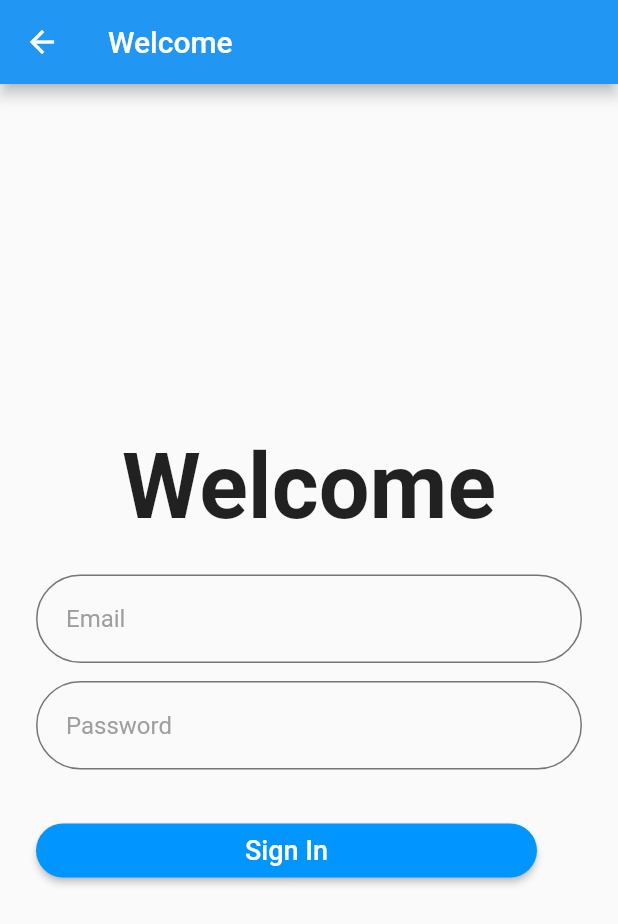
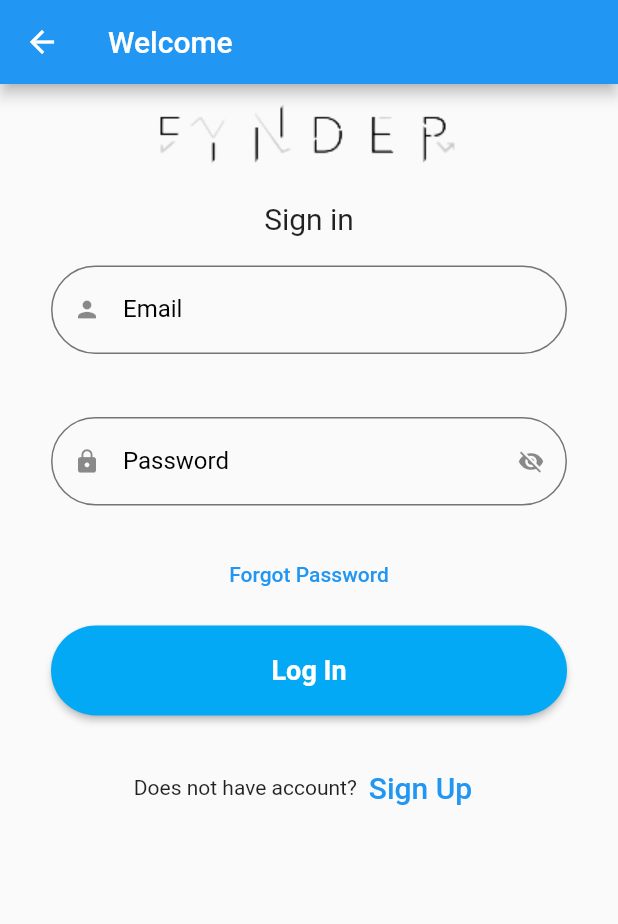
Before and after one commit to Hala-Kaisi/Fynder, a Flutter app: the screen it shows after launch, after a tap on "Login", on a phone screen of 412 x 824 dp. Shown: the top 924 px of the screen. Run offline on Flutter 3.47's test engine with Material 2 defaults, Android fonts, the phone set to English and light mode, and no system bars; our stand-ins replace cloud_firestore, firebase_auth, firebase_core, firebase_storage, image_picker; accounts and stored records are empty.

Commit message:
made some design changes

```diff
--- a/lib/screens/home_page.dart
+++ b/lib/screens/home_page.dart
@@ -35,8 +35,6 @@ class HomePage extends StatelessWidget {
               child: Container(
                 width: double.infinity,
                 height: MediaQuery.of(context).size.height,
-                padding:
-                    const EdgeInsets.symmetric(horizontal: 30, vertical: 50),
                 child: Column(
                   // even space distribution
                   mainAxisAlignment: MainAxisAlignment.spaceBetween,
@@ -56,9 +54,8 @@ class HomePage extends StatelessWidget {
                         ),
                         Text(
                           "To Fynder ",
-                          textAlign: TextAlign.center,
                           style: TextStyle(
-                            color: Colors.grey[700],
+                            fontWeight: FontWeight.w600,
                             fontSize: 20,
                           ),
                         )
@@ -73,25 +70,21 @@ class HomePage extends StatelessWidget {
                     Column(
                       children: <Widget>[
                         // the login button
-                        MaterialButton(
-                          color: Color(0Xff0095FF),
-                          minWidth: double.infinity,
-                          height: 60,
+                        ElevatedButton(
+                          style: ButtonStyle(
+                            side: MaterialStateProperty.all<BorderSide>(
+                            BorderSide(color: Colors.black12),
+                            ),
+                            backgroundColor:
+                              MaterialStateProperty.all<Color>(Colors.white)),
                           onPressed: () {
                             Navigator.push(context,
-                                MaterialPageRoute(builder: (_) => LogIn()));
+                              MaterialPageRoute(builder: (_) => LogIn()));
                           },
-                          // defining the shape
-                          shape: RoundedRectangleBorder(
-                              // side: const BorderSide(color: Colors.black),
-                              borderRadius: BorderRadius.circular(50)),
                           child: const Text(
                             "Login",
-                            style: TextStyle(
-                                color: Colors.white,
-                                fontWeight: FontWeight.w600,
-                                fontSize: 18),
-                          ),
+                            style: TextStyle(color: Colors.black),
+                            ),
                         ),
                         // creating the signup button
                         const SizedBox(height: 20),
@@ -106,6 +99,7 @@ class HomePage extends StatelessWidget {
                             "Sign up",
                           ),
                         ),
+                        const SizedBox(height: 20),
                       ],
                     )
                   ],
--- a/lib/screens/log_in.dart
+++ b/lib/screens/log_in.dart
@@ -16,13 +16,14 @@ class LogIn extends StatefulWidget {
 class _LogInState extends State<LogIn> {
   final _formKey = GlobalKey<FormState>();
 
+  TextEditingController emailController = TextEditingController();
+  TextEditingController passwordController = TextEditingController();
+
   final _focusEmail = FocusNode();
   final _focusPassword = FocusNode();
 
   bool _isProcessing = false;
-
-  TextEditingController emailController = TextEditingController();
-  TextEditingController passwordController = TextEditingController();
+  bool hidePassword = true;
 
   @override
   Widget build(BuildContext context) {
@@ -35,65 +36,78 @@ class _LogInState extends State<LogIn> {
         appBar: AppBar(title: const Text('Welcome')),
         body: Padding(
           padding: const EdgeInsets.only(left: 24.0, right: 24.0),
-          child: Column(
-            mainAxisAlignment: MainAxisAlignment.center,
+          child: ListView(
             children: [
-              Padding(
-                padding: const EdgeInsets.only(bottom: 24.0),
+              Container(
+                alignment: Alignment.center,
+                padding: const EdgeInsets.all(10),
+                child: Image.asset('assets/FynderApplicationLogo.png',
+                    fit: BoxFit.cover),
+              ),
+              Container(
+                  alignment: Alignment.center,
+                  padding: const EdgeInsets.all(10),
                   child: const Text(
-                  "Welcome",
-                  style: TextStyle(
-                    fontWeight: FontWeight.bold,
-                    fontSize: 60,
-                  ),
-                ),
-              ),
+                    'Sign in',
+                    style: TextStyle(fontSize: 20),
+                  )),
               Form(
                 key: _formKey,
                 child: Column(
                   children: [
-                    TextFormField(
+                    Container(
+                      padding: const EdgeInsets.all(10),
+                      child: TextFormField(
                         controller: emailController,
                         focusNode: _focusEmail,
                         validator: (value) => Validator.validateEmail(
                           email: value!,
                         ),
                         decoration: InputDecoration(
-                        hintText: "Email",
-                        errorBorder: UnderlineInputBorder(
-                          borderRadius: BorderRadius.circular(6.0),
-                          borderSide: BorderSide(
-                            color: Colors.red,
+                          prefixIcon: Icon(Icons.person),
+                          labelText: 'Email',
+                          helperText: '',
+                          hintText: 'Email',
+                        ),
+                      ),
+                    ),
+                    Container(
+                      padding: const EdgeInsets.fromLTRB(10, 10, 10, 0),
+                      child: TextFormField(
+                        controller: passwordController,
+                        focusNode: _focusPassword,
+                        obscureText: hidePassword,
+                        validator: (value) => Validator.validatePassword(
+                          password: value!,
+                        ),
+                        decoration: InputDecoration(
+                          prefixIcon: Icon(Icons.lock),
+                          labelText: 'Password',
+                          helperText: '',
+                          hintText: 'Password',
+                          suffixIcon: InkWell(
+                            onTap: _passwordView,
+                            child: hidePassword
+                                ? Icon(Icons.visibility_off)
+                                : Icon(Icons.visibility),
                           ),
                         ),
                       ),
                     ),
-                    SizedBox(height: 12.0),
-                    TextFormField(
-                      controller: passwordController,
-                      focusNode: _focusPassword,
-                      obscureText: true,
-                      validator: (value) => Validator.validatePassword(
-                        password: value!,
-                      ),
-                      decoration: InputDecoration(
-                        hintText: "Password",
-                        errorBorder: UnderlineInputBorder(
-                          borderRadius: BorderRadius.circular(6.0),
-                          borderSide: BorderSide(
-                            color: Colors.red,
+                    TextButton(
+                      onPressed: () {},
+                      child: const Text(
+                        'Forgot Password',
                       ),
                     ),
-                      ),
-                    ),
-                    SizedBox(height: 30.0),
                     _isProcessing
                         ? CircularProgressIndicator()
-                        : Row(
-                            mainAxisAlignment: MainAxisAlignment.spaceBetween,
-                            children: [
-                              Expanded(
-                                child: MaterialButton(
+                        : Column(
+                      children: <Widget>[
+                        Container(
+                          padding: const EdgeInsets.fromLTRB(
+                              10, 10, 10, 0),
+                          child: ElevatedButton(
                             onPressed: () async {
                               _focusEmail.unfocus();
                               _focusPassword.unfocus();
@@ -114,29 +128,40 @@ class _LogInState extends State<LogIn> {
                                 });
 
                                 if (user != null) {
-                                        Navigator.of(context).pushReplacement(
+                                  Navigator.of(context)
+                                      .pushReplacement(
                                       MaterialPageRoute(
                                           builder: (context) =>
-                                                SwipeScreen(user: user),
-                                          ),
+                                              SwipeScreen(user: user,))
+                                    //ProfilePage(user: user),
                                   );
                                 }
                               }
                             },
-                                  color: Color(0Xff0095FF),
-                                  shape: RoundedRectangleBorder(
-                                    borderRadius: BorderRadius.circular(25),
-                                  ),
                             child: Text(
-                                    'Sign In',
-                                    style: TextStyle(
-                                        color: Colors.white, fontSize: 18),
+                              'Log In',
+                              style: TextStyle(color: Colors.white),
                             ),
                           ),
                         ),
-                              SizedBox(width: 30.0),
+                        SizedBox(height: 24.0),
+                        Row(
+                          children: <Widget>[
+                            const Text('Does not have account?'),
+                            TextButton(
+                              child: const Text(
+                                'Sign Up',
+                                style: TextStyle(fontSize: 20),
+                              ),
+                              onPressed: () {
+
+                              },
+                            )
                           ],
+                          mainAxisAlignment: MainAxisAlignment.center,
                         ),
+                      ],
+                    )
                   ],
                 ),
               ),
@@ -146,4 +171,9 @@ class _LogInState extends State<LogIn> {
       ),
     );
   }
+  void _passwordView() {
+    setState(() {
+      hidePassword = !hidePassword;
+    });
   }
+}
```
Lines whose indentation alone changed are shown as unchanged.
